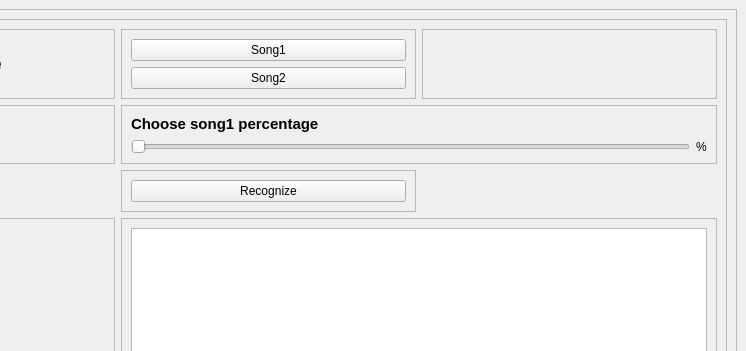
AmiraOmar99/ShazamLikeApp, file Shazam_ui.ui: the form before one commit; both pictures show x 209 to 955 and y 0 to 351 of the 955 by 707 pixel window.
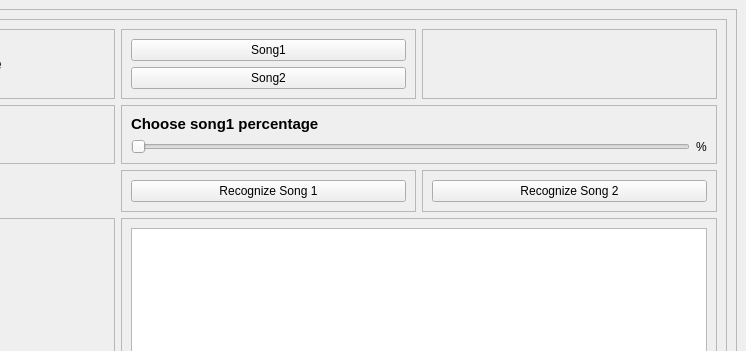
The form after the commit.

```diff
--- a/Shazam_ui.ui
+++ b/Shazam_ui.ui
@@ -25,8 +25,8 @@
         <rect>
          <x>0</x>
          <y>0</y>
-         <width>931</width>
-         <height>632</height>
+         <width>935</width>
+         <height>646</height>
         </rect>
        </property>
        <layout class="QVBoxLayout" name="verticalLayout_2">
@@ -287,7 +287,32 @@
                  </size>
                 </property>
                 <property name="text">
-                 <string>Recognize</string>
+                 <string>Recognize Song 1</string>
+                </property>
+               </widget>
+              </item>
+             </layout>
+            </widget>
+           </item>
+           <item row="2" column="2">
+            <widget class="QFrame" name="frame_10">
+             <property name="frameShape">
+              <enum>QFrame::StyledPanel</enum>
+             </property>
+             <property name="frameShadow">
+              <enum>QFrame::Raised</enum>
+             </property>
+             <layout class="QVBoxLayout" name="verticalLayout_10">
+              <item>
+               <widget class="QPushButton" name="Recognize_2">
+                <property name="maximumSize">
+                 <size>
+                  <width>300</width>
+                  <height>100</height>
+                 </size>
+                </property>
+                <property name="text">
+                 <string>Recognize Song 2</string>
                 </property>
                </widget>
               </item>
```
Left out of the diff: 2 changed lines with no effect on the pictures.
